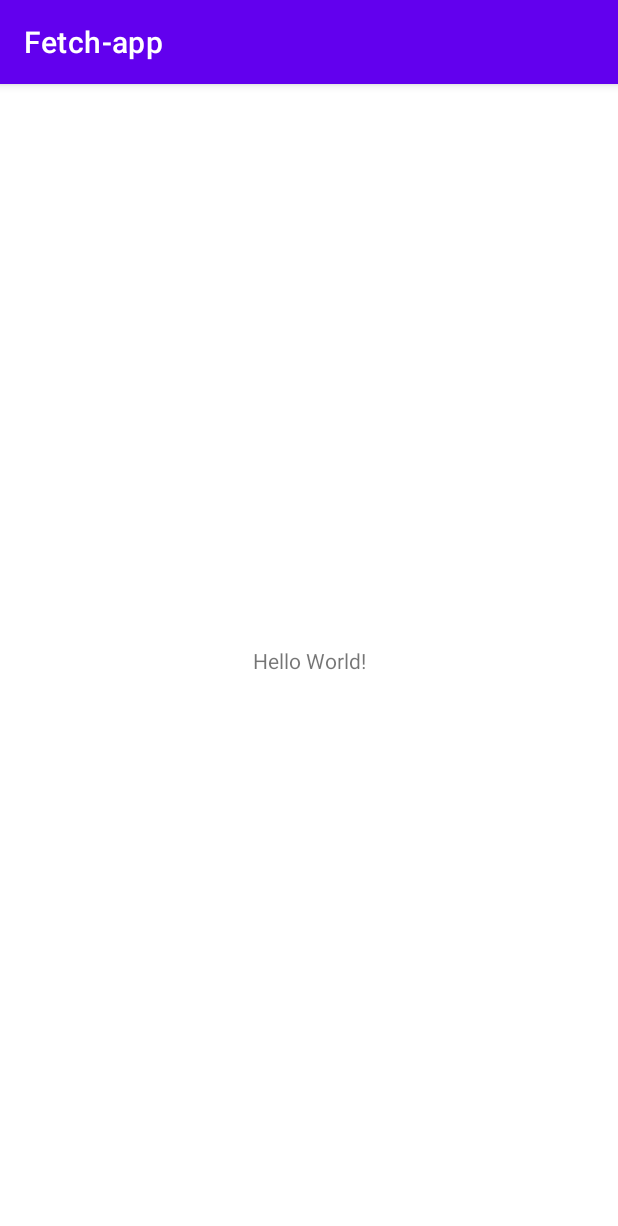
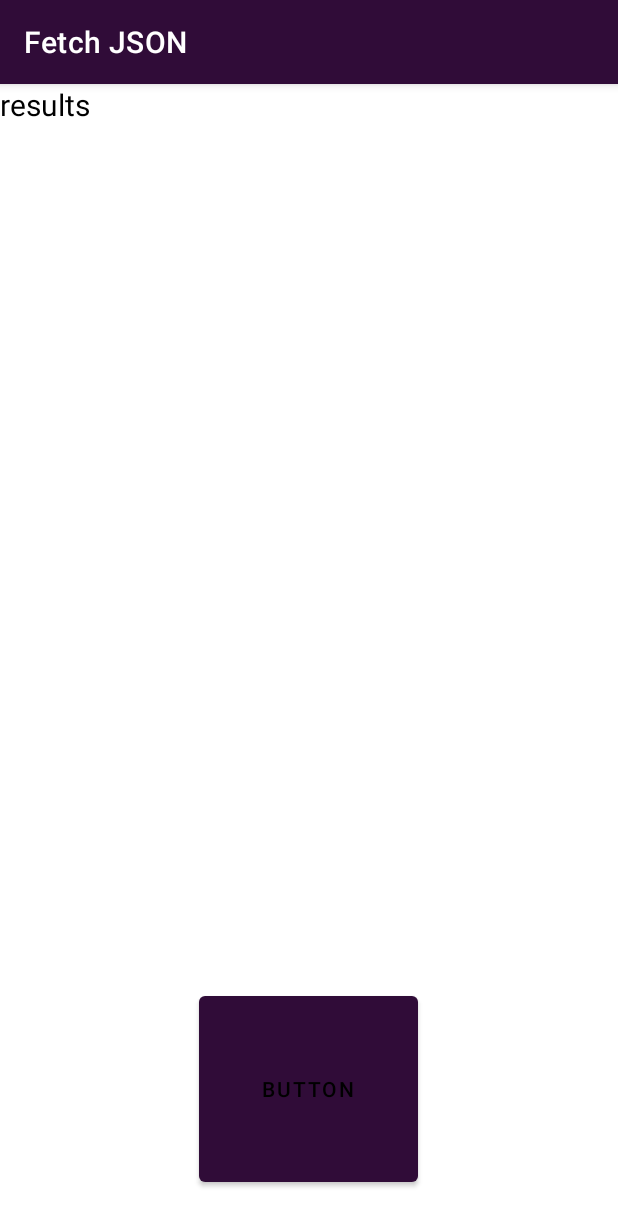
Before and after one commit to JasonWCook/Fetch-app, an Android app: the screen it shows after launch (MainActivity), on a phone screen of 412 x 824 dp. Shown: the top 1226 px of the screen. Run offline under Robolectric (Android 15) with nearby library versions, the phone set to English and light mode, and no system bars; our stand-ins replace Volley.

Commit message:
Got JSON data in app

```diff
--- a/app/build.gradle
+++ b/app/build.gradle
@@ -33,6 +33,8 @@ dependencies {
     implementation 'androidx.appcompat:appcompat:1.3.1'
     implementation 'com.google.android.material:material:1.4.0'
     implementation 'androidx.constraintlayout:constraintlayout:2.1.0'
+    implementation 'com.android.volley:volley:1.2.0'
+
     testImplementation 'junit:junit:4.+'
     androidTestImplementation 'androidx.test.ext:junit:1.1.3'
     androidTestImplementation 'androidx.test.espresso:espresso-core:3.4.0'
--- a/app/src/main/AndroidManifest.xml
+++ b/app/src/main/AndroidManifest.xml
@@ -1,6 +1,7 @@
 <?xml version="1.0" encoding="utf-8"?>
 <manifest xmlns:android="http://schemas.android.com/apk/res/android"
     package="edu.wwu.csci412.fetch_app">
+    <uses-permission android:name="android.permission.INTERNET"/>
 
     <application
         android:allowBackup="true"
--- a/app/src/main/java/edu/wwu/csci412/fetch_app/MainActivity.java
+++ b/app/src/main/java/edu/wwu/csci412/fetch_app/MainActivity.java
@@ -1,14 +1,115 @@
+/** Author: Jason Cook
+ *  Purpose: show that I can grab JSON data in an app and sort each entry by given parameters.
+ *  Date started: 08/15/2021
+*/
 package edu.wwu.csci412.fetch_app;
 
 import androidx.appcompat.app.AppCompatActivity;
+import android.os.Bundle;
+import android.util.Log;
+import android.view.View;
+import android.widget.Button;
+import android.widget.TextView;
 
-import android.os.Bundle;
+import com.android.volley.Request;
+import com.android.volley.RequestQueue;
+import com.android.volley.Response;
+import com.android.volley.VolleyError;
+import com.android.volley.toolbox.JsonArrayRequest;
+import com.android.volley.toolbox.JsonObjectRequest;
+import com.android.volley.toolbox.Volley;
+
+import org.json.JSONArray;
+import org.json.JSONException;
+import org.json.JSONObject;
 
 public class MainActivity extends AppCompatActivity {
+
+    /* Variables for JSON grabbing with Volley */
+    private TextView mTextViewResult;
+    private Button myButton;
+    private RequestQueue mQueue;
 
     @Override
     protected void onCreate(Bundle savedInstanceState) {
         super.onCreate(savedInstanceState);
         setContentView(R.layout.activity_main);
+
+        /* Grab JSON data from URL using Volley */
+        mTextViewResult = findViewById(R.id.textViewResult);
+        myButton = findViewById(R.id.button);
+        mQueue = Volley.newRequestQueue(this);
+        //getDataFromServer();
+        myButton.setOnClickListener(new View.OnClickListener() {
+
+            @Override
+            public void onClick(View v) {
+                getDataFromServer();
+            }
+        });
+
+    }
+
+    /**
+     * The data retrieval function.
+     *
+     * stores JSON data from the web address locally for sorting
+     */
+    private void getDataFromServer() {
+        String jsonURL = getApplicationContext().getString(R.string.json_source);
+        System.out.println(jsonURL);
+        // prepare the Request
+        JsonArrayRequest getRequest = new JsonArrayRequest(Request.Method.GET, jsonURL, null,
+                new Response.Listener<JSONArray>()
+                {
+                    @Override
+                    public void onResponse(JSONArray response) {
+                        // display response
+                        try {
+                            mTextViewResult.append(response.getJSONObject(0).toString());
+                        } catch (JSONException e) {
+                            e.printStackTrace();
+                        }
+                        Log.d("Got response", response.toString());
+                    }
+                },
+                new Response.ErrorListener()
+                {
+                    @Override
+                    public void onErrorResponse(VolleyError error) {
+                        Log.d("Error.Response", error.toString());
+                    }
+                }
+        );
+        mQueue.add(getRequest);
+    /*
+        JsonObjectRequest request = new JsonObjectRequest(Request.Method.GET, jsonURL, null,
+                new Response.Listener<JSONObject>() {
+                    @Override
+                    public void onResponse(JSONObject response) {
+                        try {
+                            JSONArray jsonResponse = response.getJSONArray("");
+                            for (int i = 0; i < jsonResponse.length(); i++) {
+                                JSONObject entry = jsonResponse.getJSONObject(i);
+
+                                int id = entry.getInt("id");
+                                int listId = entry.getInt("listId");
+                                String name = entry.getString("mail");
+
+                                mTextViewResult.append(id + ", " + listId + ", " + name + "\n\n");
+                            }
+                        } catch (JSONException e) {
+                            e.printStackTrace();
+                        }
+                    }
+                }, new Response.ErrorListener() {
+                @Override
+                public void onErrorResponse(VolleyError error) {
+                    error.printStackTrace();
+                }
+        });
+        mQueue.add(request);
+
+ */
     }
 }
--- a/app/src/main/res/layout/activity_main.xml
+++ b/app/src/main/res/layout/activity_main.xml
@@ -1,5 +1,5 @@
 <?xml version="1.0" encoding="utf-8"?>
-<androidx.constraintlayout.widget.ConstraintLayout xmlns:android="http://schemas.android.com/apk/res/android"
+<RelativeLayout xmlns:android="http://schemas.android.com/apk/res/android"
     xmlns:app="http://schemas.android.com/apk/res-auto"
     xmlns:tools="http://schemas.android.com/tools"
     android:layout_width="match_parent"
@@ -7,12 +7,20 @@
     tools:context=".MainActivity">
 
     <TextView
+        android:id="@+id/textViewResult"
         android:layout_width="wrap_content"
         android:layout_height="wrap_content"
-        android:text="Hello World!"
-        app:layout_constraintBottom_toBottomOf="parent"
-        app:layout_constraintLeft_toLeftOf="parent"
-        app:layout_constraintRight_toRightOf="parent"
-        app:layout_constraintTop_toTopOf="parent" />
+        android:textSize="20dp"
+        android:text="results "
+        android:textColor="@color/black"/>
 
-</androidx.constraintlayout.widget.ConstraintLayout>
+    <Button
+        android:id="@+id/button"
+        android:layout_width="146dp"
+        android:layout_height="136dp"
+        android:layout_alignParentBottom="true"
+        android:layout_centerHorizontal="true"
+        android:layout_marginBottom="30dp"
+        android:text="Button" />
+
+</RelativeLayout>
--- a/app/src/main/res/values-night/themes.xml
+++ b/app/src/main/res/values-night/themes.xml
@@ -2,12 +2,12 @@
     <!-- Base application theme. -->
     <style name="Theme.Fetchapp" parent="Theme.MaterialComponents.DayNight.DarkActionBar">
         <!-- Primary brand color. -->
-        <item name="colorPrimary">@color/purple_200</item>
-        <item name="colorPrimaryVariant">@color/purple_700</item>
+        <item name="colorPrimary">@color/fetch_purple</item>
+        <item name="colorPrimaryVariant">@color/fetch_purple</item>
         <item name="colorOnPrimary">@color/black</item>
         <!-- Secondary brand color. -->
-        <item name="colorSecondary">@color/teal_200</item>
-        <item name="colorSecondaryVariant">@color/teal_200</item>
+        <item name="colorSecondary">@color/fetch_yellow</item>
+        <item name="colorSecondaryVariant">@color/fetch_yellow</item>
         <item name="colorOnSecondary">@color/black</item>
         <!-- Status bar color. -->
         <item name="android:statusBarColor" tools:targetApi="l">?attr/colorPrimaryVariant</item>
--- a/app/src/main/res/values/colors.xml
+++ b/app/src/main/res/values/colors.xml
@@ -7,4 +7,6 @@
     <color name="teal_700">#FF018786</color>
     <color name="black">#FF000000</color>
     <color name="white">#FFFFFFFF</color>
+    <color name="fetch_purple">#300c38</color>
+    <color name="fetch_yellow">#fba919</color>
 </resources>
--- a/app/src/main/res/values/strings.xml
+++ b/app/src/main/res/values/strings.xml
@@ -1,3 +1,4 @@
-<resources>
-    <string name="app_name">Fetch-app</string>
+    <resources>
+    <string name="app_name">Fetch JSON</string>
+    <string name="json_source">https://fetch-hiring.s3.amazonaws.com/hiring.json</string>
 </resources>
--- a/app/src/main/res/values/themes.xml
+++ b/app/src/main/res/values/themes.xml
@@ -2,12 +2,12 @@
     <!-- Base application theme. -->
     <style name="Theme.Fetchapp" parent="Theme.MaterialComponents.DayNight.DarkActionBar">
         <!-- Primary brand color. -->
-        <item name="colorPrimary">@color/purple_500</item>
-        <item name="colorPrimaryVariant">@color/purple_700</item>
-        <item name="colorOnPrimary">@color/white</item>
+        <item name="colorPrimary">@color/fetch_purple</item>
+        <item name="colorPrimaryVariant">@color/fetch_purple</item>
+        <item name="colorOnPrimary">@color/black</item>
         <!-- Secondary brand color. -->
-        <item name="colorSecondary">@color/teal_200</item>
-        <item name="colorSecondaryVariant">@color/teal_700</item>
+        <item name="colorSecondary">@color/fetch_yellow</item>
+        <item name="colorSecondaryVariant">@color/fetch_yellow</item>
         <item name="colorOnSecondary">@color/black</item>
         <!-- Status bar color. -->
         <item name="android:statusBarColor" tools:targetApi="l">?attr/colorPrimaryVariant</item>
```
